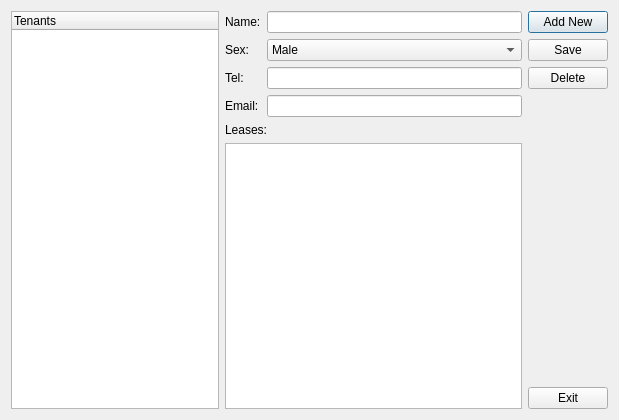
Qt form rentmanager/tenantsdialog.ui (jayjay-w/rentman) before a commit.
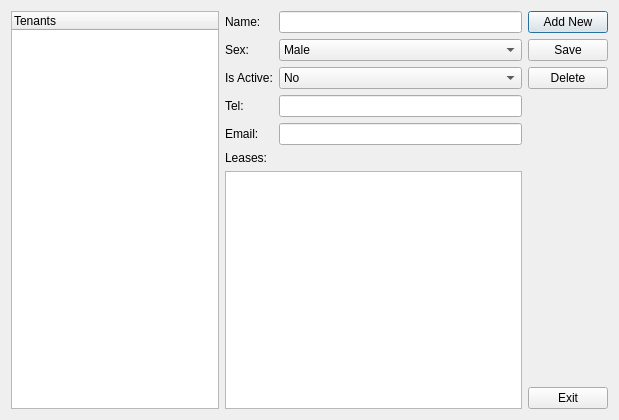
The same form after that commit.

What changed in the file:
```diff
--- a/rentmanager/tenantsdialog.ui
+++ b/rentmanager/tenantsdialog.ui
@@ -31,49 +31,15 @@
    </item>
    <item>
     <layout class="QGridLayout" name="gridLayout">
-     <item row="2" column="1">
-      <widget class="QLineEdit" name="txtTel"/>
-     </item>
-     <item row="1" column="1">
-      <widget class="QComboBox" name="cboSex">
-       <item>
-        <property name="text">
-         <string>Male</string>
-        </property>
-       </item>
-       <item>
-        <property name="text">
-         <string>Female</string>
-        </property>
-       </item>
-      </widget>
-     </item>
-     <item row="0" column="1">
-      <widget class="QLineEdit" name="txtName"/>
-     </item>
-     <item row="2" column="0">
+     <item row="3" column="0">
       <widget class="QLabel" name="label_3">
        <property name="text">
         <string>Tel:</string>
        </property>
       </widget>
      </item>
-     <item row="4" column="0" colspan="2">
-      <widget class="QLabel" name="label_5">
-       <property name="text">
-        <string>Leases:</string>
-       </property>
-      </widget>
-     </item>
-     <item row="3" column="0">
-      <widget class="QLabel" name="label_4">
-       <property name="text">
-        <string>Email:</string>
-       </property>
-      </widget>
-     </item>
      <item row="3" column="1">
-      <widget class="QLineEdit" name="txtEmail"/>
+      <widget class="QLineEdit" name="txtTel"/>
      </item>
      <item row="0" column="0">
       <widget class="QLabel" name="label">
@@ -82,6 +48,36 @@
        </property>
       </widget>
      </item>
+     <item row="2" column="0">
+      <widget class="QLabel" name="label_6">
+       <property name="text">
+        <string>Is Active:</string>
+       </property>
+      </widget>
+     </item>
+     <item row="2" column="1">
+      <widget class="QComboBox" name="cboIsActive">
+       <item>
+        <property name="text">
+         <string>No</string>
+        </property>
+       </item>
+       <item>
+        <property name="text">
+         <string>Yes</string>
+        </property>
+       </item>
+      </widget>
+     </item>
+     <item row="6" column="0" colspan="2">
+      <widget class="QTableView" name="tblLeases"/>
+     </item>
+     <item row="0" column="1">
+      <widget class="QLineEdit" name="txtName"/>
+     </item>
+     <item row="4" column="1">
+      <widget class="QLineEdit" name="txtEmail"/>
+     </item>
      <item row="1" column="0">
       <widget class="QLabel" name="label_2">
        <property name="text">
@@ -89,8 +85,33 @@
        </property>
       </widget>
      </item>
+     <item row="4" column="0">
+      <widget class="QLabel" name="label_4">
+       <property name="text">
+        <string>Email:</string>
+       </property>
+      </widget>
+     </item>
+     <item row="1" column="1">
+      <widget class="QComboBox" name="cboSex">
+       <item>
+        <property name="text">
+         <string>Male</string>
+        </property>
+       </item>
+       <item>
+        <property name="text">
+         <string>Female</string>
+        </property>
+       </item>
+      </widget>
+     </item>
      <item row="5" column="0" colspan="2">
-      <widget class="QTableView" name="tblLeases"/>
+      <widget class="QLabel" name="label_5">
+       <property name="text">
+        <string>Leases:</string>
+       </property>
+      </widget>
      </item>
     </layout>
    </item>
```
Left out of the diff: 13 changed lines with no effect on the pictures.
